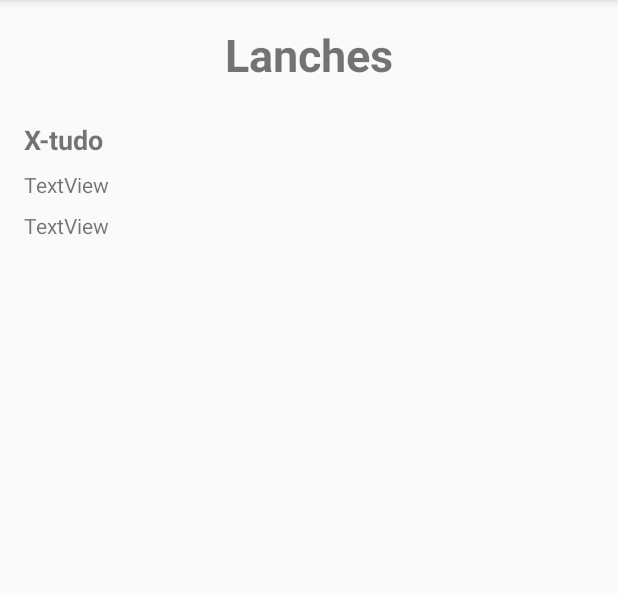
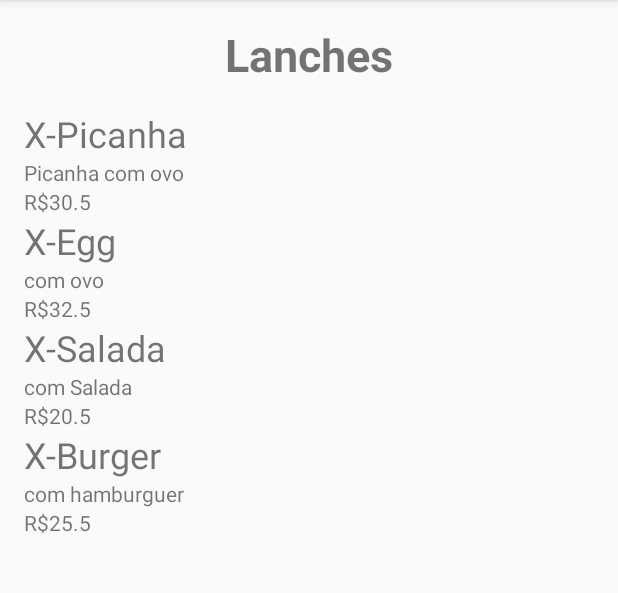
Before and after one commit to leandroyellow/Cardapio, an Android app: the screen it shows after launch (SegundaActivity), after a tap on an icon or button, on a phone screen of 412 x 824 dp, the part 84-677 px from its top. Run offline under Robolectric (Android 15) with nearby library versions, the phone set to English and light mode, and no system bars.

Commit message:
lista de produtos

```diff
--- a/app/src/main/java/com/example/leandroqtrepador/cardapio/SegundaActivity.java
+++ b/app/src/main/java/com/example/leandroqtrepador/cardapio/SegundaActivity.java
@@ -3,13 +3,16 @@ package com.example.leandroqtrepador.cardapio;
 import android.content.Intent;
 import android.support.v7.app.AppCompatActivity;
 import android.os.Bundle;
+import android.widget.LinearLayout;
 import android.widget.TextView;
 
 import com.example.leandroqtrepador.cardapio.modelos.Produto;
 
+import java.util.ArrayList;
+
 public class SegundaActivity extends AppCompatActivity {
 
-    public Produto produto1;
+    public ArrayList<Produto> produtos = new ArrayList<>();
 
     @Override
     protected void onCreate(Bundle savedInstanceState) {
@@ -19,26 +22,96 @@ public class SegundaActivity extends AppCompatActivity {
         Intent intent = getIntent();
         String titulo = intent.getStringExtra(MainActivity.TITULO);
         TextView textViewTitulo = findViewById(R.id.tvTitulo);
-        TextView textViewitem1 = findViewById(R.id.tvItem1);
-        TextView textViewDescr1 = findViewById(R.id.tvDescricao1);
-        TextView textViewPreco1 = findViewById(R.id.tvPreco1);
+        LinearLayout linearLayout = findViewById(R.id.lVertical);
 
         textViewTitulo.setText(titulo);
 
-        if (titulo.equals("Pratos Quentes")){
-            produto1 = new Produto("Lazanha", 12.99, "Pratos Quentes", "Bolonhesa");
-            textViewitem1.setText(produto1.getNome());
-            textViewDescr1.setText((produto1.getDescricao()));
-            textViewPreco1.setText("R$" + produto1.getPreco().toString());
+        if (titulo.equals("Pratos Quentes")) {
+            produtos.add(new Produto("Lazanha", 12.99, "Prato Quente", "Bolonhesa"));
+            produtos.add(new Produto("Pizza", 18.77, "Prato Quente", "Pizza mussarela"));
+        produtos.add(new Produto("Arroz com feijão", 30.50, "Prato Quente", "Brasil"));
+
+            for (int i = 0; i < produtos.size(); i++) {
+
+                TextView textViewitem1 = new TextView(this);
+                TextView textViewDescr1 = new TextView(this);
+                TextView textViewPreco1 = new TextView(this);
+
+                textViewitem1.setText(produtos.get(i).getNome());
+                textViewitem1.setTextSize(24);
+                textViewDescr1.setText((produtos.get(i).getDescricao()));
+                textViewPreco1.setText("R$" + produtos.get(i).getPreco().toString());
+
+                linearLayout.addView(textViewitem1);
+                linearLayout.addView(textViewDescr1);
+                linearLayout.addView(textViewPreco1);
+
+            }
         }
         else if (titulo.equals("Sobremesas")){
-            textViewitem1.setText("Sorvete");
+            produtos.add( new Produto("Sorvete", 5.00, "Sobremesa", "Massa"));
+            produtos.add(new Produto("Sorvete", 3.50, "Sobremesa", "no palito"));
+
+            for (int i = 0; i < produtos.size(); i++) {
+
+                TextView textViewitem1 = new TextView(this);
+                TextView textViewDescr1 = new TextView(this);
+                TextView textViewPreco1 = new TextView(this);
+
+                textViewitem1.setText(produtos.get(i).getNome());
+                textViewitem1.setTextSize(24);
+                textViewDescr1.setText((produtos.get(i).getDescricao()));
+                textViewPreco1.setText("R$" + produtos.get(i).getPreco().toString());
+
+                linearLayout.addView(textViewitem1);
+                linearLayout.addView(textViewDescr1);
+                linearLayout.addView(textViewPreco1);
+
+            }
         }
         else if (titulo.equals("Bebidas")){
-            textViewitem1.setText("Refrigerante");
+            produtos.add( new Produto("Refrigerante", 3.00, "Bebida", "Lata de 50 ml"));
+            produtos.add(new Produto("Refrigerante", 30.50, "Bebida", "Lata de 100ml"));
+
+            for (int i = 0; i < produtos.size(); i++) {
+
+                TextView textViewitem1 = new TextView(this);
+                TextView textViewDescr1 = new TextView(this);
+                TextView textViewPreco1 = new TextView(this);
+
+                textViewitem1.setText(produtos.get(i).getNome());
+                textViewitem1.setTextSize(24);
+                textViewDescr1.setText((produtos.get(i).getDescricao()));
+                textViewPreco1.setText("R$" + produtos.get(i).getPreco().toString());
+
+                linearLayout.addView(textViewitem1);
+                linearLayout.addView(textViewDescr1);
+                linearLayout.addView(textViewPreco1);
+
+            }
         }
         else if (titulo.equals("Lanches")){
-            textViewitem1.setText("X-tudo");
+            produtos.add(new Produto("X-Picanha", 30.50, "Lanche", "Picanha com ovo"));
+            produtos.add(new Produto("X-Egg", 32.50, "Lanche", "com ovo"));
+            produtos.add(new Produto("X-Salada", 20.50, "Lanche", "com Salada"));
+            produtos.add(new Produto("X-Burger", 25.50, "Lanche", "com hamburguer"));
+
+            for (int i = 0; i < produtos.size(); i++) {
+
+                TextView textViewitem1 = new TextView(this);
+                TextView textViewDescr1 = new TextView(this);
+                TextView textViewPreco1 = new TextView(this);
+
+                textViewitem1.setText(produtos.get(i).getNome());
+                textViewitem1.setTextSize(24);
+                textViewDescr1.setText((produtos.get(i).getDescricao()));
+                textViewPreco1.setText("R$" + produtos.get(i).getPreco().toString());
+
+                linearLayout.addView(textViewitem1);
+                linearLayout.addView(textViewDescr1);
+                linearLayout.addView(textViewPreco1);
+
+            }
         }
 
     }
--- a/app/src/main/res/layout/activity_segunda.xml
+++ b/app/src/main/res/layout/activity_segunda.xml
@@ -22,39 +22,19 @@
         app:layout_constraintStart_toStartOf="parent"
         app:layout_constraintTop_toTopOf="parent" />
 
-    <TextView
-        android:id="@+id/tvItem1"
-        android:layout_width="wrap_content"
+    <LinearLayout
+        android:id="@+id/lVertical"
+        android:layout_width="0dp"
         android:layout_height="wrap_content"
         android:layout_marginStart="16dp"
         android:layout_marginLeft="16dp"
-        android:layout_marginTop="24dp"
-        android:text="TextView"
-        android:textSize="18sp"
-        android:textStyle="bold"
+        android:layout_marginTop="16dp"
+        android:layout_marginEnd="16dp"
+        android:layout_marginRight="16dp"
+        android:orientation="vertical"
+        app:layout_constraintEnd_toEndOf="parent"
+        app:layout_constraintHorizontal_bias="0.0"
         app:layout_constraintStart_toStartOf="parent"
-        app:layout_constraintTop_toBottomOf="@+id/tvTitulo" />
-
-    <TextView
-        android:id="@+id/tvDescricao1"
-        android:layout_width="wrap_content"
-        android:layout_height="wrap_content"
-        android:layout_marginStart="16dp"
-        android:layout_marginLeft="16dp"
-        android:layout_marginTop="8dp"
-        android:text="TextView"
-        app:layout_constraintStart_toStartOf="parent"
-        app:layout_constraintTop_toBottomOf="@+id/tvItem1" />
-
-    <TextView
-        android:id="@+id/tvPreco1"
-        android:layout_width="wrap_content"
-        android:layout_height="wrap_content"
-        android:layout_marginStart="16dp"
-        android:layout_marginLeft="16dp"
-        android:layout_marginTop="8dp"
-        android:text="TextView"
-        app:layout_constraintStart_toStartOf="parent"
-        app:layout_constraintTop_toBottomOf="@+id/tvDescricao1" />
+        app:layout_constraintTop_toBottomOf="@+id/tvTitulo"></LinearLayout>
 
 </android.support.constraint.ConstraintLayout>
```
